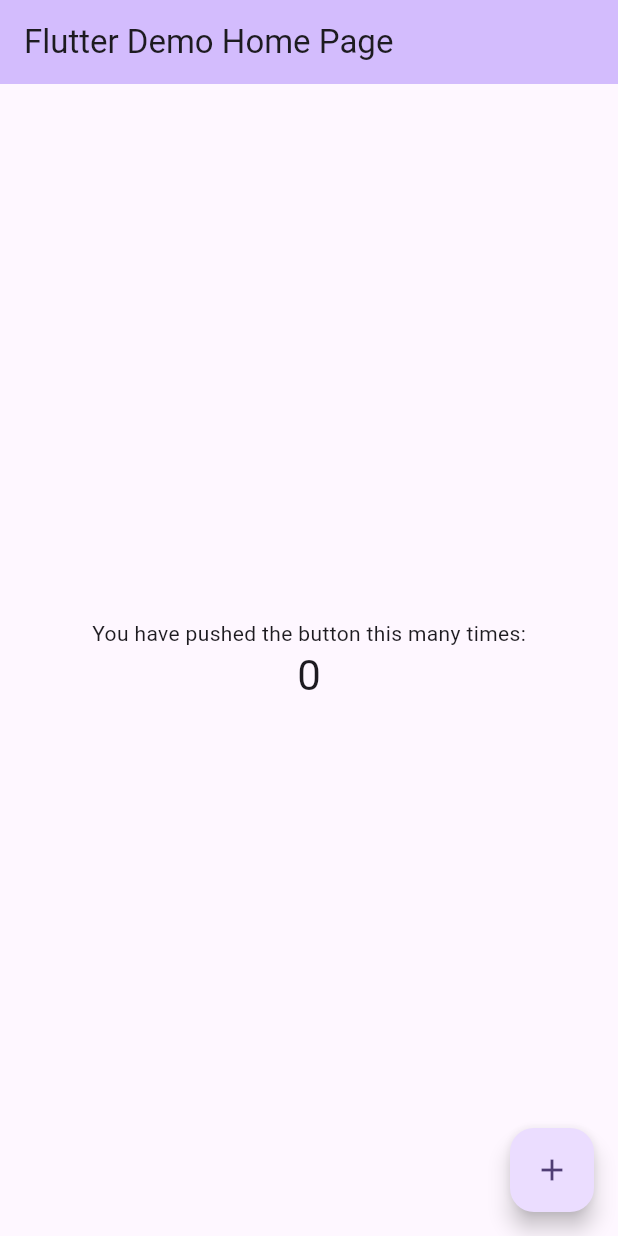
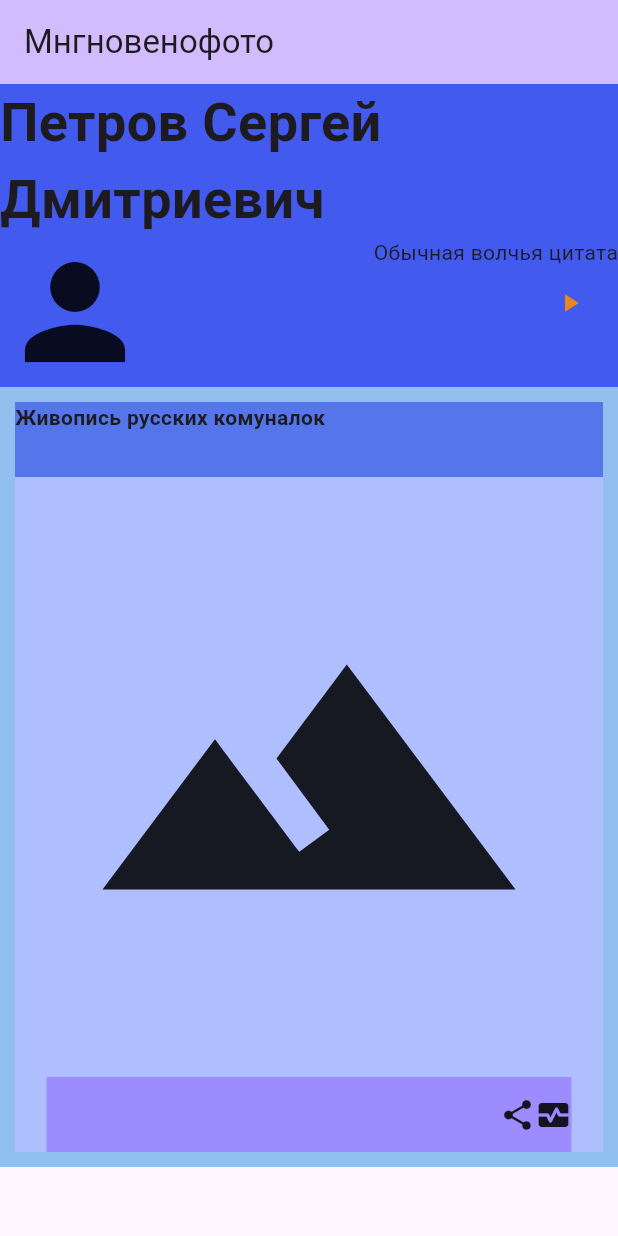
Before and after one commit to UIIf/PetrovSergeyDmitrievich, a Flutter app: the screen it shows after launch, on a phone screen of 412 x 824 dp. Run offline on Flutter 3.47's test engine with Material 3 defaults, Android fonts, the light colour scheme and no system bars.

Commit message:
Smth like socnet

```diff
--- a/lib/main.dart
+++ b/lib/main.dart
@@ -1,4 +1,11 @@
+import 'dart:ui';
+
+import 'package:flutter/cupertino.dart';
 import 'package:flutter/material.dart';
+import 'package:flutter/rendering.dart';
+import 'package:flutter/services.dart';
+import 'package:flutter/widgets.dart';
+import 'dart:math';
 
 void main() {
   runApp(const MyApp());
@@ -55,16 +62,23 @@
 }
 
 class _MyHomePageState extends State<MyHomePage> {
-  int _counter = 0;
+  List<String> citates = [
+      'Если волк молчит, то лучше его не перебивать',
+     'Если тебя обсуждают за спиной, значит ты впереди',
+     'Волк слабее льва и тигра но в цырке не выступает',
+     'Ты живешь как карта ляжет, я жвиу как мама скажет',
+     'Работа не волк, работа ворк',
+    ];
+  String citate = "Обычная волчья цитата";
 
-  void _incrementCounter() {
+  void _changeCitate() {
     setState(() {
       // This call to setState tells the Flutter framework that something has
       // changed in this State, which causes it to rerun the build method below
       // so that the display can reflect the updated values. If we changed
       // _counter without calling setState(), then the build method would not be
       // called again, and so nothing would appear to happen.
-      _counter++;
+      citate = citates[Random().nextInt(citates.length)];
     });
   }
 
@@ -84,42 +98,91 @@
         backgroundColor: Theme.of(context).colorScheme.inversePrimary,
         // Here we take the value from the MyHomePage object that was created by
         // the App.build method, and use it to set our appbar title.
-        title: Text(widget.title),
+        title: Text("Мнгновенофото"),
       ),
       body: Center(
         // Center is a layout widget. It takes a single child and positions it
         // in the middle of the parent.
         child: Column(
-          // Column is also a layout widget. It takes a list of children and
-          // arranges them vertically. By default, it sizes itself to fit its
-          // children horizontally, and tries to be as tall as its parent.
-          //
-          // Column has various properties to control how it sizes itself and
-          // how it positions its children. Here we use mainAxisAlignment to
-          // center the children vertically; the main axis here is the vertical
-          // axis because Columns are vertical (the cross axis would be
-          // horizontal).
-          //
-          // TRY THIS: Invoke "debug painting" (choose the "Toggle Debug Paint"
-          // action in the IDE, or press "p" in the console), to see the
-          // wireframe for each widget.
-          mainAxisAlignment: MainAxisAlignment.center,
-          children: <Widget>[
-            const Text(
-              'You have pushed the button this many times:',
-            ),
-            Text(
-              '$_counter',
-              style: Theme.of(context).textTheme.headlineMedium,
-            ),
-          ],
-        ),
+          children: [
+              Container(
+                width: 800,
+                color: Color.fromARGB(255, 67, 90, 238),
+                child: Column(
+                  crossAxisAlignment: CrossAxisAlignment.start,
+                  children: [
+                    const Text(
+                      "Петров Сергей Дмитриевич",
+                      style: TextStyle(fontSize: 36, fontWeight: FontWeight.bold),
+                    ),
+                    Row(
+                      mainAxisAlignment: MainAxisAlignment.spaceBetween,
+                      crossAxisAlignment: CrossAxisAlignment.start, children: [
+                      const Icon(
+                        Icons.person,
+                        size: 100,
+                      ),
+                      Column(
+                        crossAxisAlignment: CrossAxisAlignment.end,
+                        children: [
+                        Text("$citate"),
+                        TextButton(
+                          onPressed: _changeCitate,
+                          child: Icon(
+                            Icons.play_arrow,
+                            size:  20,
+                            color: Color.fromARGB(255, 233, 134, 28)
+                          )
+                        ),
+                      ],)
+                    ]),
+                ],)
+              ,),
+              Container(
+                width: 800,
+                color: Color.fromARGB(255, 145, 192, 239),
+                child:
+                  Column(
+                    children: [
+                      Container(
+
+                        margin: EdgeInsets.all(10),
+                        height: 500,
+                        width: 400,
+                        color: Color.fromARGB(255, 175, 190, 255),
+                        child:
+                        Column(
+                          mainAxisAlignment: MainAxisAlignment.spaceBetween,
+                          children: [
+                            Container(
+                              height: 50,
+                              width:400,
+                              color:Color.fromARGB(255, 85, 118, 235),
+                              child:const Text("Живопись русских комуналок", style: TextStyle(fontWeight: FontWeight.bold),),
+                            ),
+                            Icon(Icons.landscape, size:300),
+                            Container(
+                              width: 350,
+                              height: 50,
+                              color: Color.fromARGB(249, 156, 139, 255),
+                              child:
+                                Row(
+                                  mainAxisAlignment: MainAxisAlignment.end,
+                                  children: [
+                                    Icon(Icons.share),
+                                    Icon(Icons.monitor_heart)
+                                  ],
+                                )
+                            )
+                          ],)
+                      )
+
+                    ],
+                  )
+              ),
+            // Post holde
+        ]),
       ),
-      floatingActionButton: FloatingActionButton(
-        onPressed: _incrementCounter,
-        tooltip: 'Increment',
-        child: const Icon(Icons.add),
-      ), // This trailing comma makes auto-formatting nicer for build methods.
     );
   }
 }
```
